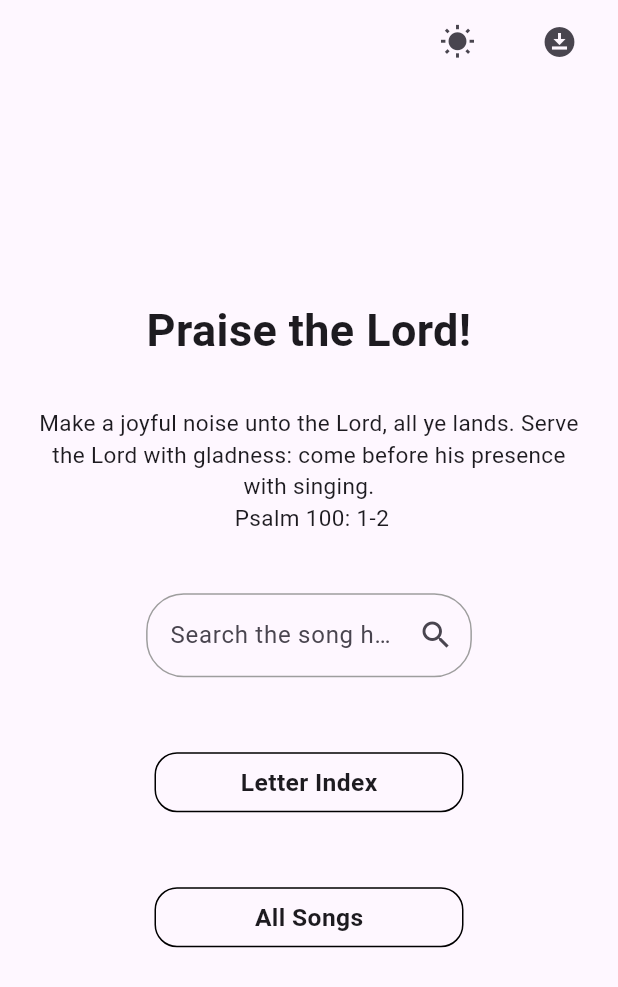
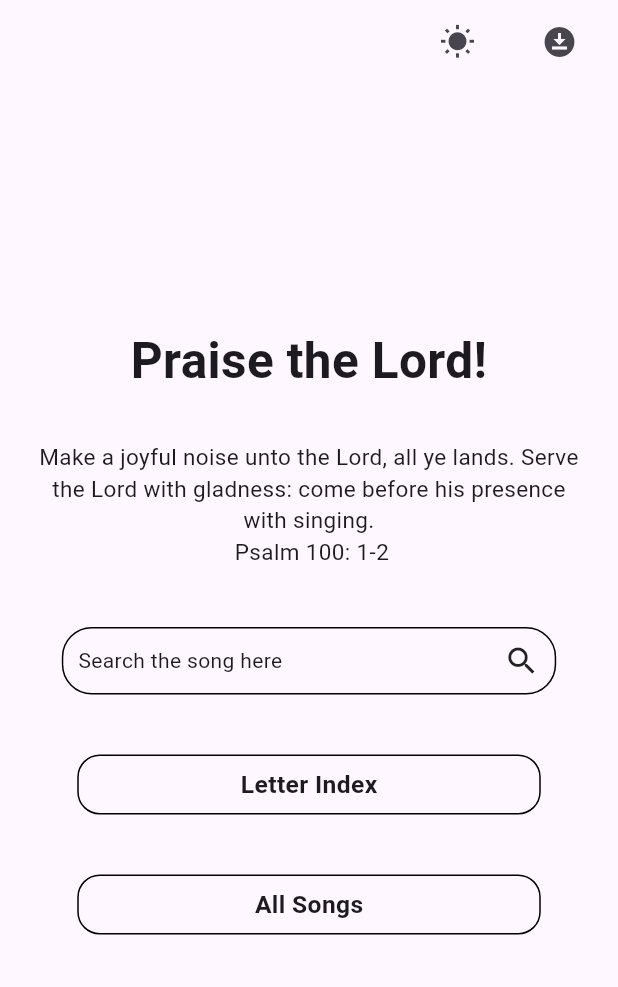
Before and after one commit to BarnabasGavai/songbook, a Flutter app: the screen it shows after launch, on a phone screen of 412 x 824 dp. Shown: the top 987 px of the screen. Run offline on Flutter 3.47's test engine with Material 3 defaults, Android fonts, the phone set to English and light mode, and no system bars; our stand-ins replace cloud_firestore, connectivity_plus, firebase_core, hive, hive_flutter, shared_preferences and 1 more; missing offline and left inert: pinch_scale; accounts and stored records are empty.

Commit message:
Ready to publish v2.1

```diff
--- a/lib/Screens/HomePage.dart
+++ b/lib/Screens/HomePage.dart
@@ -1,8 +1,9 @@
 import 'package:flutter/material.dart';
 import 'package:provider/provider.dart';
 import 'package:songbookapp/Screens/DownloadScreen.dart';
+import 'package:songbookapp/Screens/SearchingScreen.dart';
 import 'package:songbookapp/logic/Firestore_Service.dart';
-import 'package:songbookapp/logic/SearchProvider.dart';
+
 import 'package:songbookapp/logic/connectivity_service.dart';
 
 import 'package:songbookapp/logic/model_theme.dart';
@@ -57,7 +58,7 @@ class Home extends StatelessWidget {
                       "Praise the Lord!",
                       textAlign: TextAlign.center,
                       style:
-                          TextStyle(fontSize: 30, fontWeight: FontWeight.bold),
+                          TextStyle(fontSize: 33, fontWeight: FontWeight.bold),
                     ),
                     const SizedBox(
                       height: 30,
@@ -73,109 +74,47 @@ class Home extends StatelessWidget {
                     const SizedBox(
                       height: 40,
                     ),
-                    Container(
-                      width: MediaQuery.of(context).size.width * 0.6,
-                      padding: const EdgeInsets.symmetric(horizontal: 15),
-                      child: Autocomplete<String>(
-                        optionsBuilder:
-                            (TextEditingValue textEditingValue) async {
-                          if (textEditingValue.text.isEmpty) {
-                            return const Iterable<String>.empty();
-                          }
-                          final suggestions = await Provider.of<SearchProvider>(
-                                  context,
-                                  listen: false)
-                              .getSuggestions(textEditingValue.text);
-                          return suggestions;
-                        },
-                        onSelected: (String selectedValue) {
-                          final selectedItem = Provider.of<SearchProvider>(
-                                  context,
-                                  listen: false)
-                              .firestoreService
-                              .data
-                              .firstWhere(
-                                  (item) => item['title'] == selectedValue);
-                          FocusManager.instance.primaryFocus?.unfocus();
-
-                          Navigator.pushNamed(context, '/lyrics', arguments: {
-                            "fromdownloads": false,
-                            "mysong": selectedItem,
-                            "youtube": (selectedItem['hasYoutube'])
-                          });
-                        },
-                        fieldViewBuilder: (context, controller, focusNode,
-                            onEditingComplete) {
-                          controller.addListener(() {
-                            AutocompleteNotifier.setText(controller.text);
-                          });
-                          return TextField(
-                            controller: controller,
-                            focusNode: focusNode,
-                            onEditingComplete: onEditingComplete,
-                            decoration: InputDecoration(
-                              suffixIcon: (AutocompleteNotifier.text.isNotEmpty)
-                                  ? IconButton(
-                                      onPressed: () {
-                                        controller.clear();
-                                        AutocompleteNotifier.clearText();
-                                        // Optionally, dismiss the autocomplete suggestions
-                                        FocusScope.of(context).unfocus();
-                                      },
-                                      icon: const Icon(Icons.clear),
-                                    )
-                                  : const Icon(Icons.search),
-                              hintText: 'Search the song here',
-                              border: const OutlineInputBorder(
-                                  borderRadius:
-                                      BorderRadius.all(Radius.circular(25))),
-                              filled: true,
-                              fillColor: Colors.transparent,
-                              focusedBorder: const OutlineInputBorder(
-                                  borderSide: BorderSide(color: Colors.grey),
-                                  borderRadius:
-                                      BorderRadius.all(Radius.circular(25))),
-                              enabledBorder: const OutlineInputBorder(
-                                  borderSide: BorderSide(color: Colors.grey),
-                                  borderRadius:
-                                      BorderRadius.all(Radius.circular(25))),
+                    GestureDetector(
+                      onTap: () => Navigator.push(
+                        context,
+                        PageRouteBuilder(
+                          pageBuilder:
+                              (context, animation, secondaryAnimation) =>
+                                  const Searchingscreen(),
+                          transitionDuration: Duration.zero,
+                          reverseTransitionDuration: Duration.zero,
+                        ),
+                      ),
+                      child: Container(
+                        width: MediaQuery.of(context).size.width * 0.8,
+                        height: 45,
+                        decoration: BoxDecoration(
+                            border: Border.all(
+                              width: 1,
+                              color: (themeNotifier.isDark)
+                                  ? Colors.white
+                                  : Colors.black,
                             ),
-                          );
-                        },
-                        optionsViewBuilder: (context, onSelected, options) {
-                          return Align(
-                            alignment: Alignment.topLeft,
-                            child: Material(
-                              elevation: 4.0,
-                              child: Container(
-                                width: MediaQuery.of(context).size.width * 0.6,
-                                height: 200,
-                                child: ListView(
-                                  padding: EdgeInsets.zero,
-                                  shrinkWrap: true,
-                                  children:
-                                      options.map<Widget>((String option) {
-                                    return ListTile(
-                                      title: Text(option),
-                                      onTap: () {
-                                        onSelected(option);
-                                      },
-                                    );
-                                  }).toList(),
-                                ),
-                              ),
-                            ),
-                          );
-                        },
+                            borderRadius: BorderRadius.circular(20)),
+                        child: Container(
+                          padding: const EdgeInsets.symmetric(horizontal: 10),
+                          child: const Row(
+                            mainAxisAlignment: MainAxisAlignment.spaceBetween,
+                            children: [
+                              Text("Search the song here"),
+                              Icon(Icons.search)
+                            ],
+                          ),
+                        ),
                       ),
                     ),
                     const SizedBox(
-                      height: 50,
+                      height: 40,
                     ),
                     Container(
                       height: 40,
-                      width: MediaQuery.of(context).size.width * 0.5,
-                      margin: EdgeInsets.symmetric(horizontal: 30),
+                      width: MediaQuery.of(context).size.width * 0.75,
+                      margin: const EdgeInsets.symmetric(horizontal: 30),
                       decoration: BoxDecoration(
                           border: Border.all(
                               color: (themeNotifier.isDark)
@@ -197,12 +136,12 @@ class Home extends StatelessWidget {
                         ),
                       ),
                     ),
-                    SizedBox(
-                      height: 50,
+                    const SizedBox(
+                      height: 40,
                     ),
                     Container(
                       height: 40,
-                      width: MediaQuery.of(context).size.width * 0.5,
+                      width: MediaQuery.of(context).size.width * 0.75,
                       margin: const EdgeInsets.symmetric(horizontal: 30),
                       decoration: BoxDecoration(
                           border: Border.all(
@@ -225,7 +164,7 @@ class Home extends StatelessWidget {
                         ),
                       ),
                     ),
-                    SizedBox(height: 50)
+                    const SizedBox(height: 40)
                   ],
                 ),
               ),
--- a/lib/Screens/Lyrics.dart
+++ b/lib/Screens/Lyrics.dart
@@ -10,6 +10,7 @@ import 'package:youtube_player_flutter/youtube_player_flutter.dart';
 class LyricsScreen extends StatelessWidget {
   Map<dynamic, dynamic> mysong;
   bool fromdownloads;
+
   bool youtube;
   LyricsScreen(
       {super.key,
--- a/lib/main.dart
+++ b/lib/main.dart
@@ -66,6 +66,12 @@ class MyApp extends StatelessWidget {
       debugShowCheckedModeBanner: false,
       theme: (modelTheme.isDark)
           ? ThemeData(
+              pageTransitionsTheme: const PageTransitionsTheme(
+                  builders: <TargetPlatform, PageTransitionsBuilder>{
+                    TargetPlatform.android: FadeUpwardsPageTransitionsBuilder()
+                  }),
+              textSelectionTheme:
+                  const TextSelectionThemeData(cursorColor: Color(0xfffef7ff)),
               brightness: Brightness.dark,
               appBarTheme: const AppBarTheme(
                   elevation: 0,
@@ -80,6 +86,12 @@ class MyApp extends StatelessWidget {
                 foregroundColor: Color(0xfffef7ff),
               ))
           : ThemeData(
+              pageTransitionsTheme: const PageTransitionsTheme(
+                  builders: <TargetPlatform, PageTransitionsBuilder>{
+                    TargetPlatform.android: FadeUpwardsPageTransitionsBuilder()
+                  }),
+              textSelectionTheme:
+                  const TextSelectionThemeData(cursorColor: Color(0xff141118)),
               brightness: Brightness.light,
               appBarTheme: const AppBarTheme(
                   elevation: 0,
```
Also changed, not shown: lib/Screens/DownloadScreen.dart (+0 -8 lines), lib/Screens/SearchingScreen.dart (added, +339 -0 lines), lib/Screens/indexScreen.dart (+6 -8 lines), lib/routingLogic.dart (deleted, +0 -20 lines).
